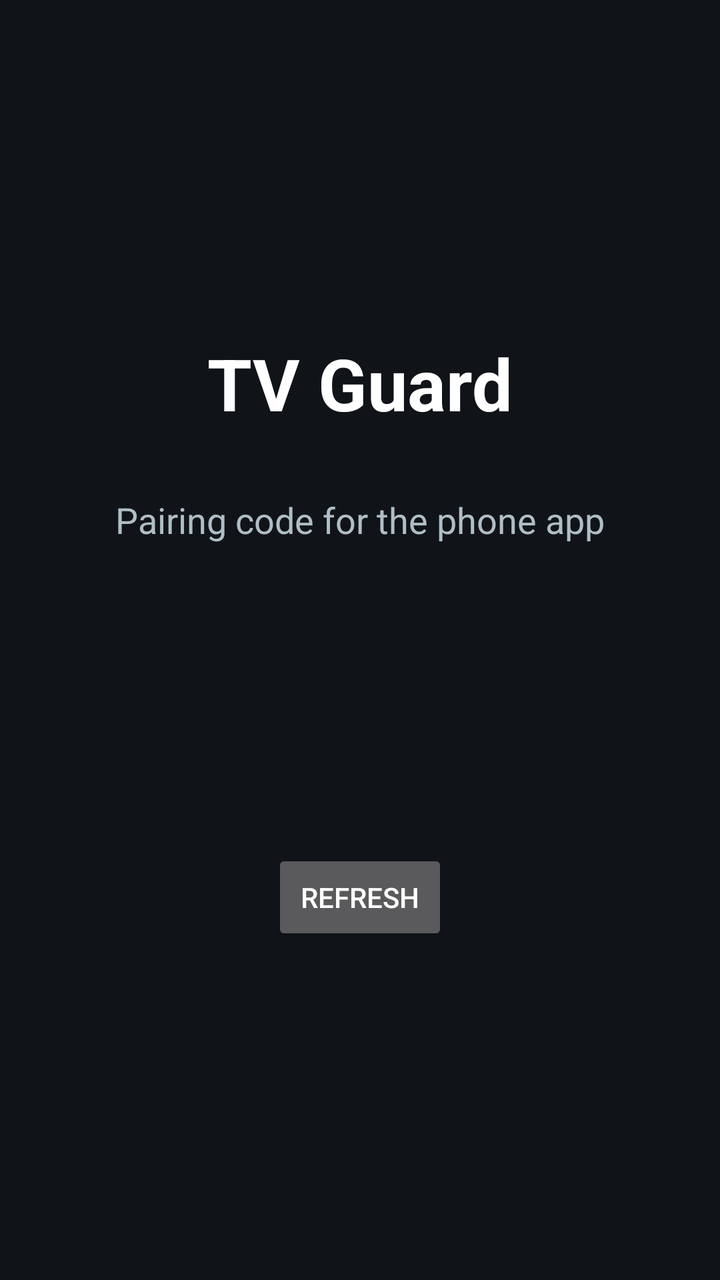
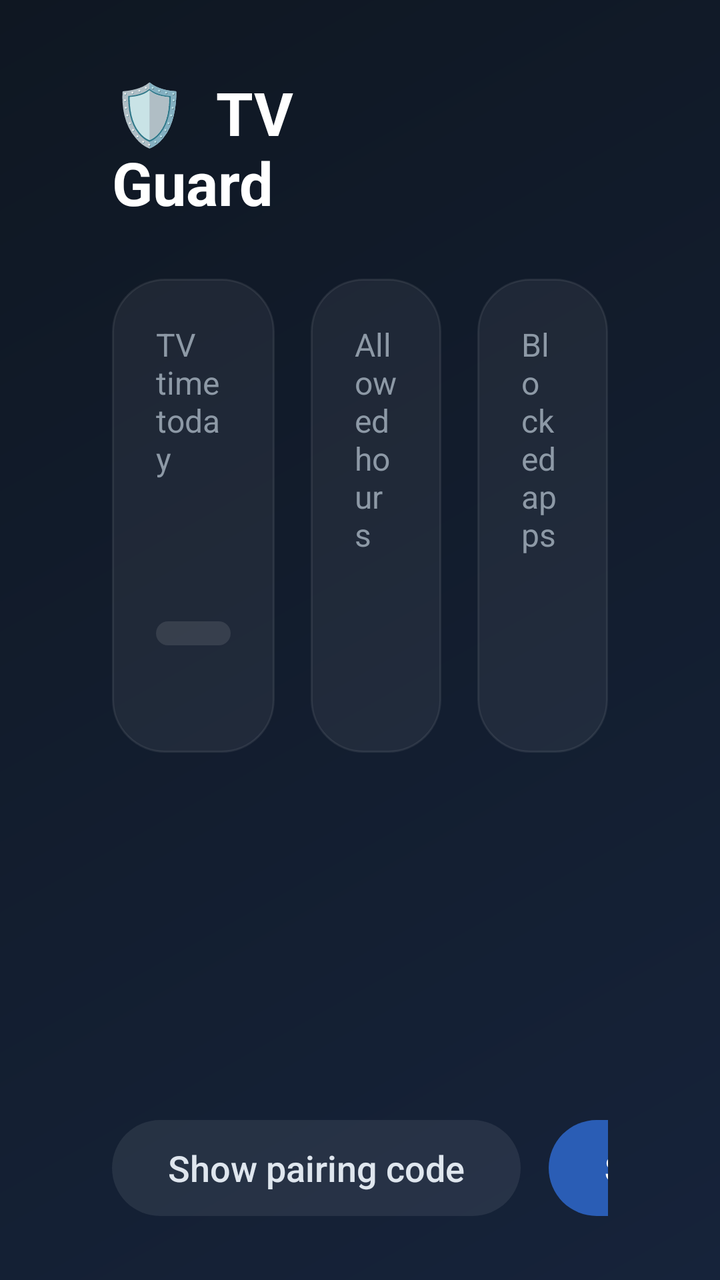

Before-and-after screenshots of an Android layout around one commit, followed by the original layout XML and the change that was made.
<!-- AndroidManifest.xml: application theme Theme.AppCompat.NoActionBar -->
<!-- res/layout/activity_main.xml -->
<?xml version="1.0" encoding="utf-8"?>
<LinearLayout xmlns:android="http://schemas.android.com/apk/res/android"
    android:layout_width="match_parent"
    android:layout_height="match_parent"
    android:background="#101418"
    android:gravity="center"
    android:orientation="vertical"
    android:padding="48dp">

    <TextView
        android:layout_width="wrap_content"
        android:layout_height="wrap_content"
        android:text="@string/app_name"
        android:textColor="#FFFFFF"
        android:textSize="36sp"
        android:textStyle="bold" />

    <TextView
        android:layout_width="wrap_content"
        android:layout_height="wrap_content"
        android:layout_marginTop="32dp"
        android:text="Pairing code for the phone app"
        android:textColor="#B0BEC5"
        android:textSize="18sp" />

    <TextView
        android:id="@+id/code"
        android:layout_width="wrap_content"
        android:layout_height="wrap_content"
        android:layout_marginTop="8dp"
        android:fontFamily="monospace"
        android:textColor="#FFFFFF"
        android:textSize="48sp"
        android:textStyle="bold" />

    <TextView
        android:id="@+id/status"
        android:layout_width="wrap_content"
        android:layout_height="wrap_content"
        android:layout_marginTop="32dp"
        android:gravity="center"
        android:lineSpacingExtra="6dp"
        android:textColor="#ECEFF1"
        android:textSize="18sp" />

    <Button
        android:id="@+id/refresh"
        android:layout_width="wrap_content"
        android:layout_height="wrap_content"
        android:layout_marginTop="24dp"
        android:text="Refresh" />
</LinearLayout>
<!-- resources referenced by this layout -->
<resources>
  <string name="app_name">TV Guard</string>
</resources>

<!-- the commit's change to res/layout/activity_main.xml (unified diff, before → after) -->
@@ -2,51 +2,269 @@
 <LinearLayout xmlns:android="http://schemas.android.com/apk/res/android"
     android:layout_width="match_parent"
     android:layout_height="match_parent"
-    android:background="#101418"
-    android:gravity="center"
+    android:background="@drawable/tv_status_bg"
     android:orientation="vertical"
-    android:padding="48dp">
-
+    android:paddingStart="56dp"
+    android:paddingTop="36dp"
+    android:paddingEnd="56dp"
+    android:paddingBottom="32dp">
+
+    
+    <LinearLayout
+        android:layout_width="match_parent"
+        android:layout_height="wrap_content"
+        android:gravity="center_vertical"
+        android:orientation="horizontal">
+
+        <TextView
+            android:layout_width="0dp"
+            android:layout_height="wrap_content"
+            android:layout_weight="1"
+            android:text="🛡  TV Guard"
+            android:textColor="#FFFFFF"
+            android:textSize="30sp"
+            android:textStyle="bold" />
+
+        <TextView
+            android:id="@+id/syncPill"
+            android:layout_width="wrap_content"
+            android:layout_height="wrap_content"
+            android:paddingStart="16dp"
+            android:paddingTop="7dp"
+            android:paddingEnd="16dp"
+            android:paddingBottom="7dp"
+            android:textSize="16sp"
+            android:textStyle="bold" />
+
+        <TextView
+            android:id="@+id/protectionPill"
+            android:layout_width="wrap_content"
+            android:layout_height="wrap_content"
+            android:layout_marginStart="12dp"
+            android:paddingStart="16dp"
+            android:paddingTop="7dp"
+            android:paddingEnd="16dp"
+            android:paddingBottom="7dp"
+            android:textSize="16sp"
+            android:textStyle="bold" />
+    </LinearLayout>
+
+    
+    <LinearLayout
+        android:layout_width="match_parent"
+        android:layout_height="wrap_content"
+        android:layout_marginTop="28dp"
+        android:baselineAligned="false"
+        android:orientation="horizontal">
+
+        <LinearLayout
+            android:layout_width="0dp"
+            android:layout_height="match_parent"
+            android:layout_weight="1.25"
+            android:background="@drawable/tv_card"
+            android:orientation="vertical"
+            android:padding="22dp">
+
+            <TextView
+                android:layout_width="wrap_content"
+                android:layout_height="wrap_content"
+                android:text="TV time today"
+                android:textColor="#8D99A6"
+                android:textSize="16sp" />
+
+            <TextView
+                android:id="@+id/used"
+                android:layout_width="wrap_content"
+                android:layout_height="wrap_content"
+                android:layout_marginTop="4dp"
+                android:textColor="#FFFFFF"
+                android:textSize="44sp"
+                android:textStyle="bold" />
+
+            <LinearLayout
+                android:id="@+id/bar"
+                android:layout_width="match_parent"
+                android:layout_height="12dp"
+                android:layout_marginTop="8dp"
+                android:background="@drawable/tv_bar_track"
+                android:orientation="horizontal"
+                android:weightSum="1">
+
+                <View
+                    android:id="@+id/barFill"
+                    android:layout_width="0dp"
+                    android:layout_height="match_parent"
+                    android:layout_weight="0"
+                    android:background="@drawable/tv_bar_fill" />
+            </LinearLayout>
+
+            <TextView
+                android:id="@+id/left"
+                android:layout_width="wrap_content"
+                android:layout_height="wrap_content"
+                android:layout_marginTop="10dp"
+                android:textSize="16sp" />
+        </LinearLayout>
+
+        <LinearLayout
+            android:layout_width="0dp"
+            android:layout_height="match_parent"
+            android:layout_marginStart="18dp"
+            android:layout_weight="1"
+            android:background="@drawable/tv_card"
+            android:orientation="vertical"
+            android:padding="22dp">
+
+            <TextView
+                android:id="@+id/hoursTitle"
+                android:layout_width="wrap_content"
+                android:layout_height="wrap_content"
+                android:text="Allowed hours"
+                android:textColor="#8D99A6"
+                android:textSize="16sp" />
+
+            <TextView
+                android:id="@+id/hours"
+                android:layout_width="wrap_content"
+                android:layout_height="wrap_content"
+                android:layout_marginTop="8dp"
+                android:maxLines="1"
+                android:textColor="#FFFFFF"
+                android:textSize="28sp"
+                android:textStyle="bold" />
+
+            <TextView
+                android:id="@+id/hoursDetail"
+                android:layout_width="wrap_content"
+                android:layout_height="wrap_content"
+                android:layout_marginTop="6dp"
+                android:textColor="#8D99A6"
+                android:textSize="16sp" />
+        </LinearLayout>
+
+        <LinearLayout
+            android:layout_width="0dp"
+            android:layout_height="match_parent"
+            android:layout_marginStart="18dp"
+            android:layout_weight="1"
+            android:background="@drawable/tv_card"
+            android:orientation="vertical"
+            android:padding="22dp">
+
+            <TextView
+                android:layout_width="wrap_content"
+                android:layout_height="wrap_content"
+                android:text="Blocked apps"
+                android:textColor="#8D99A6"
+                android:textSize="16sp" />
+
+            <TextView
+                android:id="@+id/apps"
+                android:layout_width="wrap_content"
+                android:layout_height="wrap_content"
+                android:layout_marginTop="8dp"
+                android:textColor="#FFFFFF"
+                android:textSize="28sp"
+                android:textStyle="bold" />
+
+            <TextView
+                android:id="@+id/appsDetail"
+                android:layout_width="wrap_content"
+                android:layout_height="wrap_content"
+                android:layout_marginTop="6dp"
+                android:maxLines="2"
+                android:textColor="#8D99A6"
+                android:textSize="16sp" />
+        </LinearLayout>
+    </LinearLayout>
+
+    
+    <LinearLayout
+        android:id="@+id/pairCard"
+        android:layout_width="match_parent"
+        android:layout_height="wrap_content"
+        android:layout_marginTop="18dp"
+        android:background="@drawable/tv_card"
+        android:gravity="center_vertical"
+        android:orientation="horizontal"
+        android:padding="22dp"
+        android:visibility="gone">
+
+        <TextView
+            android:layout_width="0dp"
+            android:layout_height="wrap_content"
+            android:layout_weight="1"
+            android:text="Pairing code for the phone app"
+            android:textColor="#AAB6C3"
+            android:textSize="18sp" />
+
+        <TextView
+            android:id="@+id/code"
+            android:layout_width="wrap_content"
+            android:layout_height="wrap_content"
+            android:fontFamily="monospace"
+            android:textColor="#FFFFFF"
+            android:textSize="36sp"
+            android:textStyle="bold" />
+    </LinearLayout>
+
+    
     <TextView
-        android:layout_width="wrap_content"
-        android:layout_height="wrap_content"
-        android:text="@string/app_name"
-        android:textColor="#FFFFFF"
-        android:textSize="36sp"
-        android:textStyle="bold" />
-
-    <TextView
-        android:layout_width="wrap_content"
-        android:layout_height="wrap_content"
-        android:layout_marginTop="32dp"
-        android:text="Pairing code for the phone app"
-        android:textColor="#B0BEC5"
-        android:textSize="18sp" />
-
-    <TextView
-        android:id="@+id/code"
-        android:layout_width="wrap_content"
-        android:layout_height="wrap_content"
-        android:layout_marginTop="8dp"
-        android:fontFamily="monospace"
-        android:textColor="#FFFFFF"
-        android:textSize="48sp"
-        android:textStyle="bold" />
-
-    <TextView
-        android:id="@+id/status"
-        android:layout_width="wrap_content"
-        android:layout_height="wrap_content"
-        android:layout_marginTop="32dp"
-        android:gravity="center"
-        android:lineSpacingExtra="6dp"
-        android:textColor="#ECEFF1"
-        android:textSize="18sp" />
-
-    <Button
-        android:id="@+id/refresh"
-        android:layout_width="wrap_content"
-        android:layout_height="wrap_content"
-        android:layout_marginTop="24dp"
-        android:text="Refresh" />
+        android:id="@+id/problems"
+        android:layout_width="match_parent"
+        android:layout_height="wrap_content"
+        android:layout_marginTop="16dp"
+        android:lineSpacingExtra="4dp"
+        android:textColor="#FF8A8D"
+        android:textSize="17sp"
+        android:visibility="gone" />
+
+    <View
+        android:layout_width="match_parent"
+        android:layout_height="0dp"
+        android:layout_weight="1" />
+
+    
+    <LinearLayout
+        android:layout_width="match_parent"
+        android:layout_height="wrap_content"
+        android:gravity="center_vertical"
+        android:orientation="horizontal">
+
+        <TextView
+            android:id="@+id/footer"
+            android:layout_width="0dp"
+            android:layout_height="wrap_content"
+            android:layout_weight="1"
+            android:textColor="#8D99A6"
+            android:textSize="16sp" />
+
+        <Button
+            android:id="@+id/showCode"
+            android:layout_width="wrap_content"
+            android:layout_height="wrap_content"
+            android:background="@drawable/tv_button_soft"
+            android:paddingStart="28dp"
+            android:paddingEnd="28dp"
+            android:stateListAnimator="@null"
+            android:text="Show pairing code"
+            android:textAllCaps="false"
+            android:textColor="#DFE6EE"
+            android:textSize="18sp" />
+
+        <Button
+            android:id="@+id/refresh"
+            android:layout_width="wrap_content"
+            android:layout_height="wrap_content"
+            android:layout_marginStart="14dp"
+            android:background="@drawable/tv_button"
+            android:paddingStart="28dp"
+            android:paddingEnd="28dp"
+            android:stateListAnimator="@null"
+            android:text="Sync now"
+            android:textAllCaps="false"
+            android:textColor="#FFFFFF"
+            android:textSize="18sp"
+            android:textStyle="bold" />
+    </LinearLayout>
 </LinearLayout>
<!-- resource entries referenced after the edit -->
@@ -1,5 +1,62 @@
 <!-- resources referenced by this layout -->
 <resources>
-  <string name="app_name">TV Guard</string>
+  <!-- drawable tv_bar_fill (drawable) -->
+  <?xml version="1.0" encoding="utf-8"?>
+  <shape xmlns:android="http://schemas.android.com/apk/res/android">
+      <solid android:color="#FFFFFF" />
+      <corners android:radius="7dp" />
+  </shape>
+  <!-- drawable tv_bar_track (drawable) -->
+  <?xml version="1.0" encoding="utf-8"?>
+  <shape xmlns:android="http://schemas.android.com/apk/res/android">
+      <solid android:color="#1AFFFFFF" />
+      <corners android:radius="7dp" />
+  </shape>
+  <!-- drawable tv_button (drawable) -->
+  <?xml version="1.0" encoding="utf-8"?>
+  <selector xmlns:android="http://schemas.android.com/apk/res/android">
+      <item android:state_focused="true">
+          <shape>
+              <solid android:color="#3B82F6" />
+              <stroke android:width="4dp" android:color="#FFFFFF" />
+              <corners android:radius="40dp" />
+          </shape>
+      </item>
+      <item>
+          <shape>
+              <solid android:color="#2A5DB5" />
+              <corners android:radius="40dp" />
+          </shape>
+      </item>
+  </selector>
+  <!-- drawable tv_button_soft (drawable) -->
+  <?xml version="1.0" encoding="utf-8"?>
+  <selector xmlns:android="http://schemas.android.com/apk/res/android">
+      <item android:state_focused="true">
+          <shape>
+              <solid android:color="#33FFFFFF" />
+              <stroke android:width="4dp" android:color="#FFFFFF" />
+              <corners android:radius="40dp" />
+          </shape>
+      </item>
+      <item>
+          <shape>
+              <solid android:color="#14FFFFFF" />
+              <corners android:radius="40dp" />
+          </shape>
+      </item>
+  </selector>
+  <!-- drawable tv_card (drawable) -->
+  <?xml version="1.0" encoding="utf-8"?>
+  <shape xmlns:android="http://schemas.android.com/apk/res/android">
+      <solid android:color="#0FFFFFFF" />
+      <stroke android:width="1dp" android:color="#14FFFFFF" />
+      <corners android:radius="26dp" />
+  </shape>
+  <!-- drawable tv_status_bg (drawable) -->
+  <?xml version="1.0" encoding="utf-8"?>
+  <shape xmlns:android="http://schemas.android.com/apk/res/android">
+      <gradient android:angle="315" android:endColor="#16233A" android:startColor="#0F1722" />
+  </shape>
 </resources>
 
